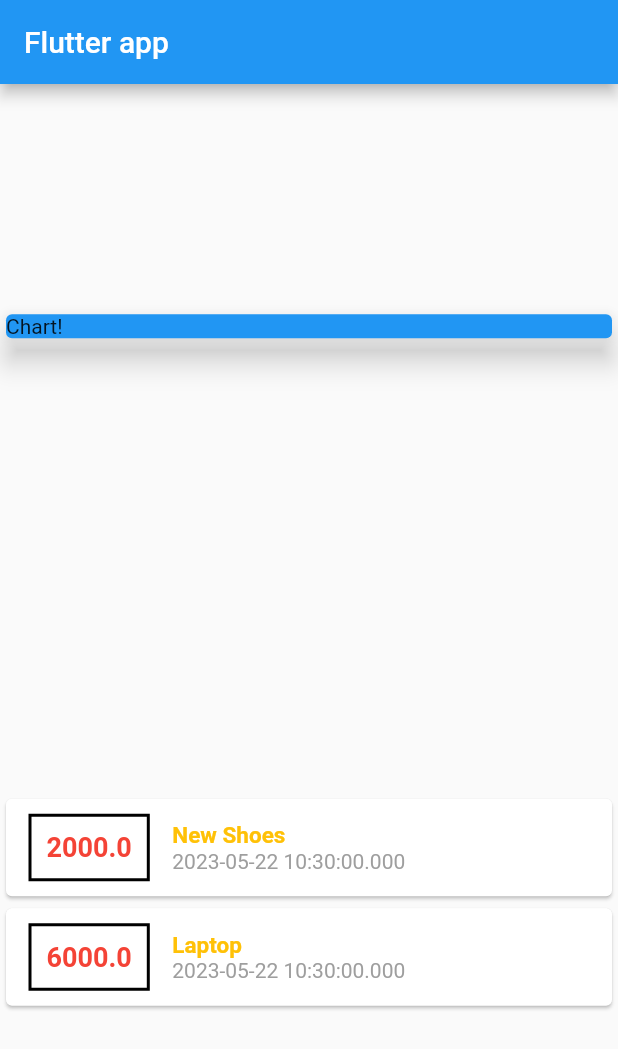
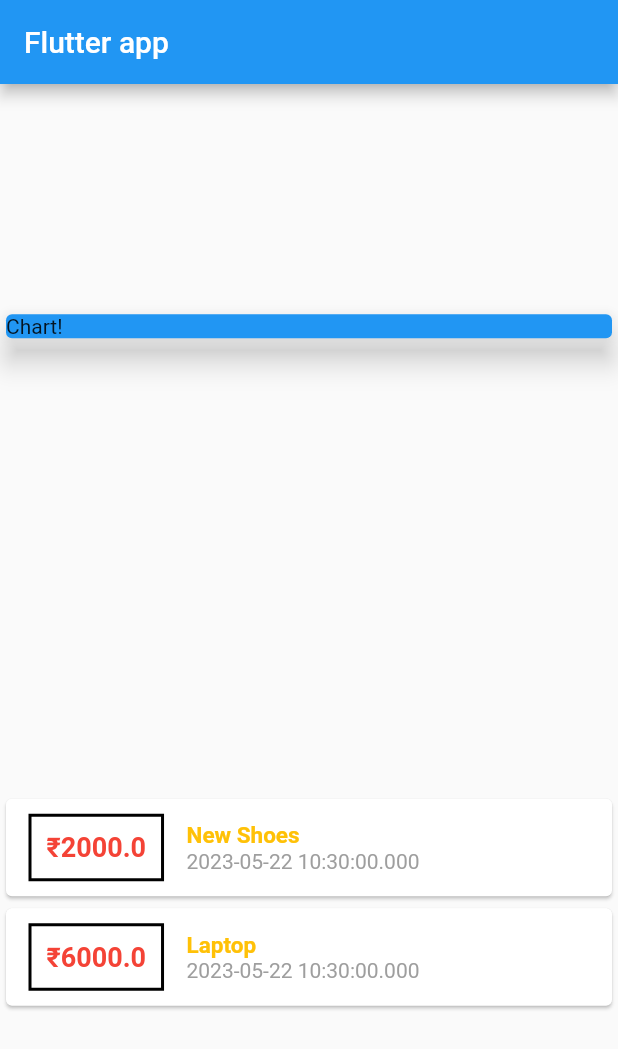
Before and after one commit to samridhav14/transactionmanager, a Flutter app: the screen it shows after launch, on a phone screen of 412 x 824 dp. Shown: the top 1049 px of the screen. Run offline on Flutter 3.47's test engine with Material 2 defaults, Android fonts, the phone set to English and light mode, and no system bars.

Commit message:
string interpolation

```diff
--- a/lib/main.dart
+++ b/lib/main.dart
@@ -52,7 +52,9 @@ class _MyHomePage extends StatelessWidget {
                       decoration: BoxDecoration(
                           border: Border.all(color: Colors.black, width: 2)),
                       padding: EdgeInsets.all(10),
-                      child: Text((tx.amount).toString(),
+                      child: Text(
+                           // special syntax for adding $sign string interpolation no need to use to strin and adding to string
+                       "₹${tx.amount}",
                           style: TextStyle(
                               fontWeight: FontWeight.bold,
                               fontSize: 18,
@@ -62,7 +64,8 @@ class _MyHomePage extends StatelessWidget {
                         crossAxisAlignment: CrossAxisAlignment.start,
                         children: <Widget>[
                           Text(
-                            tx.title,
+
+                              tx.title,
                             style: TextStyle(
                                 fontWeight: FontWeight.bold,
                                 color: Colors.amber,
```
